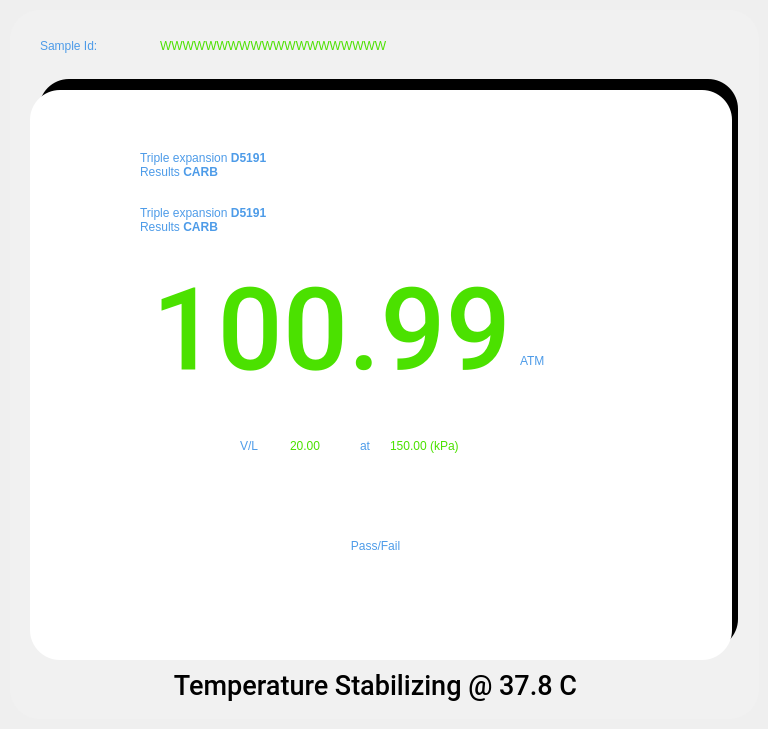
The window that pApp-22-June-2021/smeasuring2.ui (ChandraMVE/PSSC_QT_Development) describes before a commit, drawn with Qt 5.
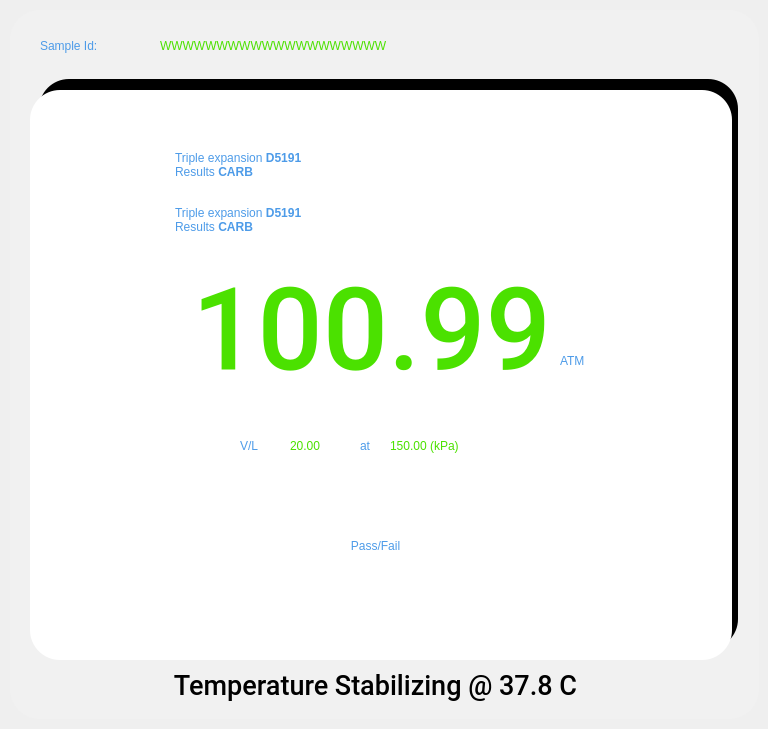
The same window after the commit.

Commit message: 1.in slabel.ui label size change into (167*80) pixesles 2.in keypad.ui change the keypad sizes 3.in scalibration.ui adjust the pbRun and pbStop buttons 4.in smeasuring2.ui  adjust the pbRun and pbStop buttons 5.in smenubar.ui tabs sizes  changed into (167*80) pixesles

What changed in the file:
```diff
--- a/pApp-22-June-2021/smeasuring2.ui
+++ b/pApp-22-June-2021/smeasuring2.ui
@@ -216,7 +216,7 @@
     <widget class="QLabel" name="lblResult">
      <property name="geometry">
       <rect>
-       <x>100</x>
+       <x>140</x>
        <y>165</y>
        <width>381</width>
        <height>151</height>
@@ -246,7 +246,7 @@
     <widget class="QLabel" name="lblScale">
      <property name="geometry">
       <rect>
-       <x>490</x>
+       <x>530</x>
        <y>255</y>
        <width>51</width>
        <height>31</height>
@@ -283,7 +283,7 @@
     <widget class="QLabel" name="lblMethod">
      <property name="geometry">
       <rect>
-       <x>110</x>
+       <x>145</x>
        <y>55</y>
        <width>471</width>
        <height>41</height>
@@ -393,7 +393,7 @@
     <widget class="QLabel" name="lblFormula">
      <property name="geometry">
       <rect>
-       <x>110</x>
+       <x>145</x>
        <y>105</y>
        <width>471</width>
        <height>51</height>
```
The commit also changes 19 other files.
